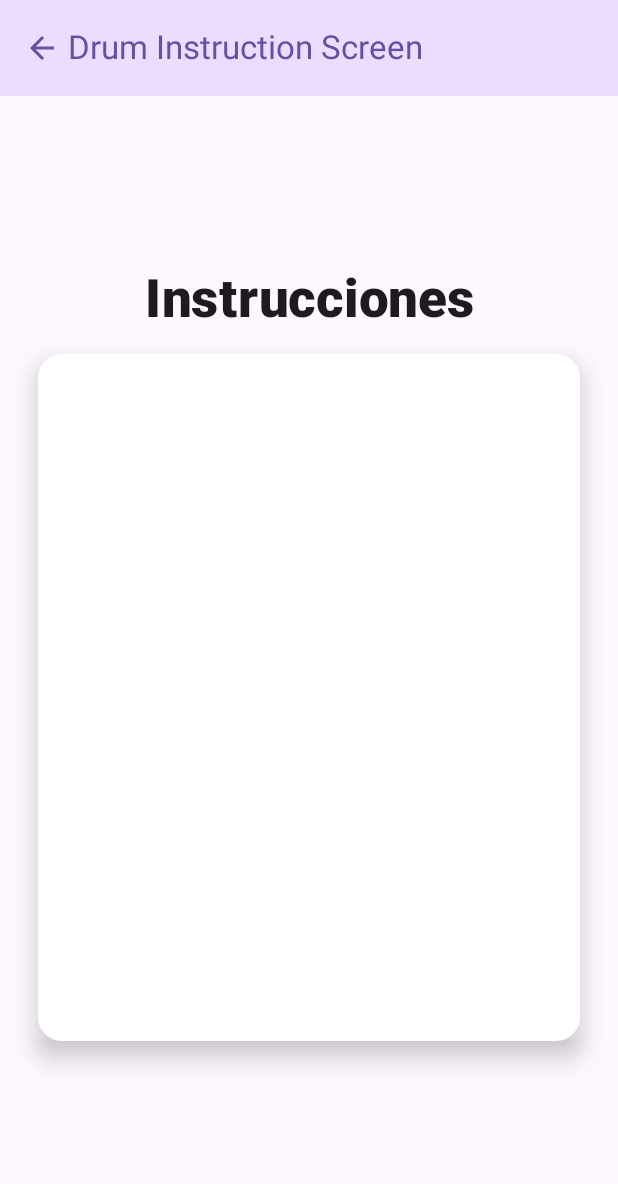
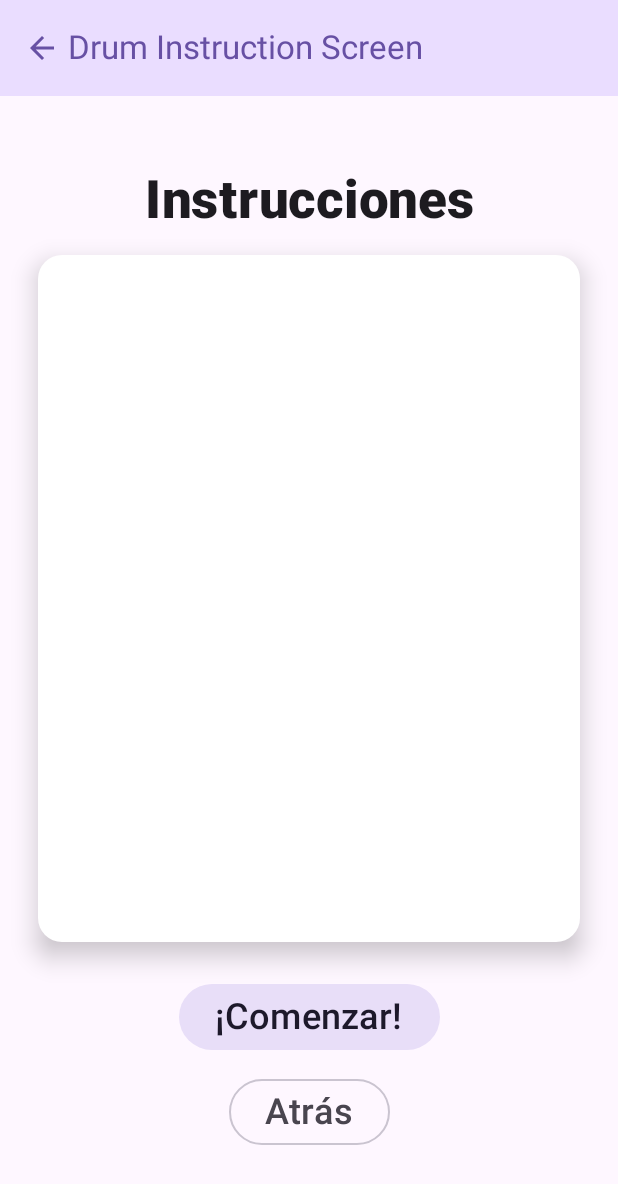
Before and after one commit to SnakyDH/ASAB-Music-Saver, an Android app built with Jetpack Compose: the DrumInstructionScreen screen opened through its navigation route, on a phone screen of 412 x 824 dp. Shown: the top 1184 px of the screen. Run offline under Robolectric (Android 15) with nearby library versions, the phone set to English and light mode, and no system bars.

Commit message:
added buttons

```diff
--- a/app/src/main/java/com/snakydh/asab_music_saver/screens/DrumInstructionScreen.kt
+++ b/app/src/main/java/com/snakydh/asab_music_saver/screens/DrumInstructionScreen.kt
@@ -88,7 +88,21 @@ fun DrumInstructionScreen(navController: NavController) {
                 elevation = CardDefaults.cardElevation(10.dp)
             ) {
             }
+            Column(
+                modifier = Modifier
+                    .padding(10.dp),
+                horizontalAlignment = Alignment.CenterHorizontally,
+                verticalArrangement = Arrangement.Center
+            ) {
+                FilledTonalButton(onClick = { navController.navigate(AppScreens.HomeScreen.route) }) {
+                    Text("¡Comenzar!", fontSize = 24.sp)
+                }
+                Spacer(modifier = Modifier.height(15.dp))
 
+                OutlinedButton(onClick = { navController.navigate(AppScreens.HomeScreen.route) }) {
+                    Text(text = "Atrás", fontSize = 24.sp)
+                }
+            }
         } // Column inicial
     }
 }
```
